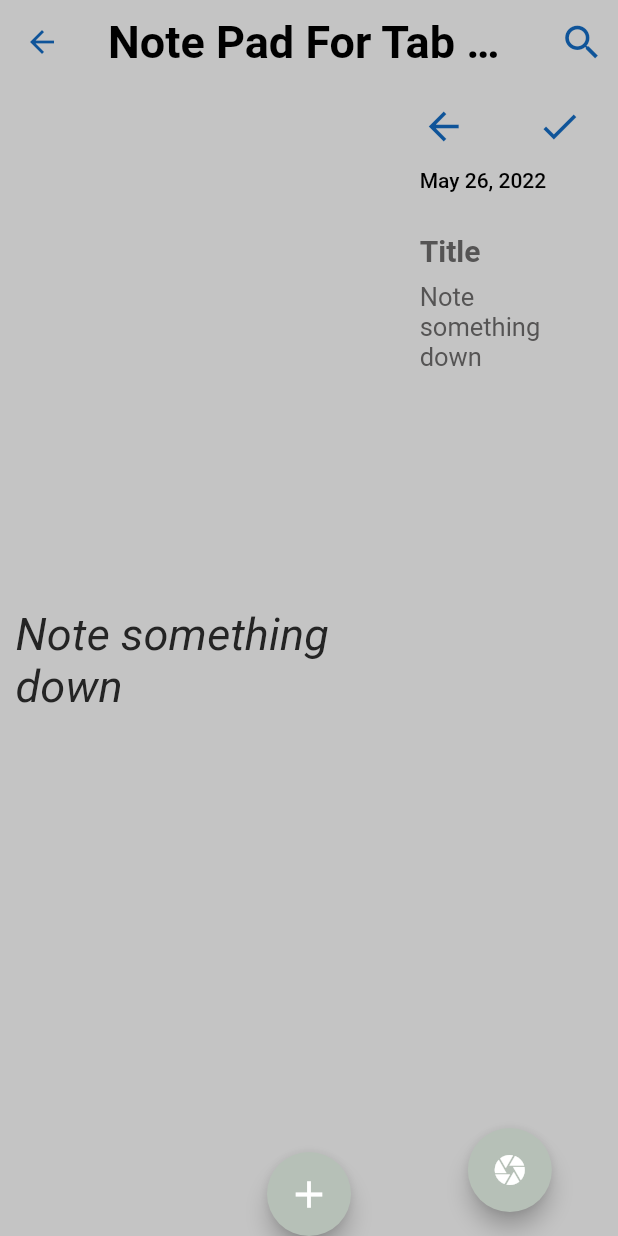
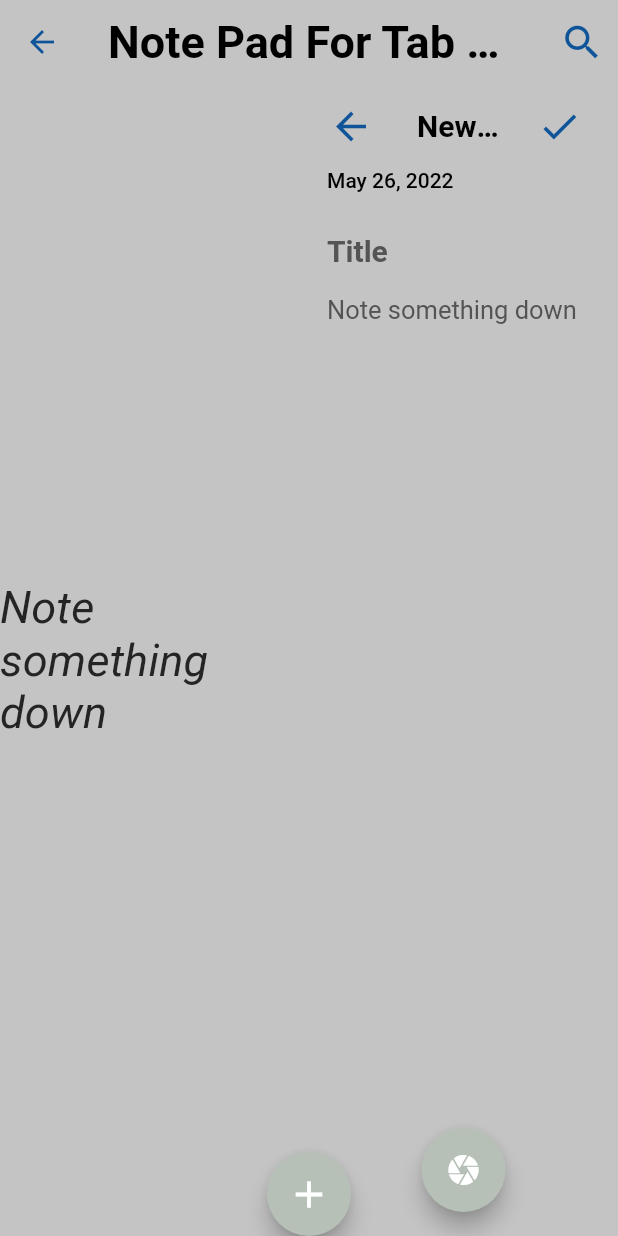
Before and after one commit to Starhkz/Pic-Note, a Flutter app: the HomeTab screen opened directly, after a tap on the "add" icon, on a phone screen of 412 x 824 dp. Run offline on Flutter 3.47's test engine with Material 2 defaults, Android fonts, the phone set to English and light mode, and no system bars; our stand-ins replace flutter_slidable, image_picker, platform, shared_preferences, sqflite; accounts and stored records are empty.

Commit message:
Tab Adaptations

```diff
--- a/lib/big_screens/home_screen_tab.dart
+++ b/lib/big_screens/home_screen_tab.dart
@@ -39,6 +39,8 @@
 
     double width = MediaQuery.of(context).size.width;
     double height = MediaQuery.of(context).size.height;
+    double widthfold = width * 0.5;
+    double widthunfold = width * 0.65;
     // width *= 0.99;
     return Scaffold(
       floatingActionButton: FloatingActionButton(
@@ -96,7 +98,7 @@
                   offset: Offset(width * -0.2 * animation.value, 0),
                   child: Center(
                     child: SizedBox(
-                      width: width * .65,
+                      width: widthunfold - 0.15 * width * animation.value,
                       child: RefreshIndicator(
                           onRefresh: () {
                             setState(() {});
@@ -111,6 +113,10 @@
                                 })),
                           )),
                     ),
+                    // child: Container(
+                    //   width: widthunfold - 0.15 * width * animation.value,
+                    //   color: Colors.red,
+                    // ),
                   ),
                 ),
               ),
@@ -119,7 +125,7 @@
                 child: Transform.translate(
                   offset: Offset(0, height * reverse),
                   child: SizedBox(
-                      width: 0.35 * width,
+                      width: 0.35 * width + 0.15 * width * animation.value,
                       child:
                           Consumer<ScreenDataNotifier>(builder: (_, value, __) {
                         Note? note = ScreenDataNotifier().screenData?.note;
@@ -132,6 +138,10 @@
                           note: note,
                         );
                       })),
+                  // child: Container(
+                  //   width: 0.35 * width + 0.15 * width * animation.value,
+                  //   color: Colors.blue,
+                  //),
                 ),
               )
             ],
```
Also changed, not shown: lib/widgets/tiles.dart (+2 -7 lines).
